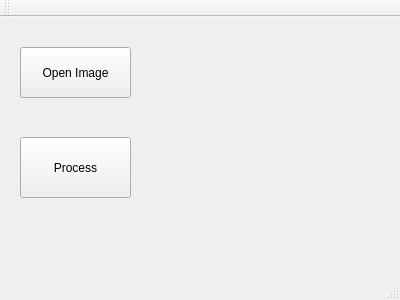
Before: the Qt Designer form CPP/mainwindow.ui in abondar24/OpenCV, drawn with Qt 5.
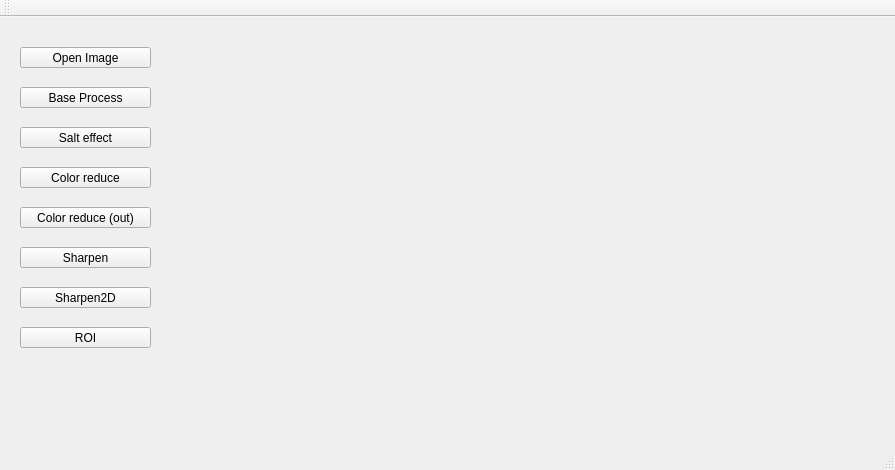
After: the same form once the commit is applied.

Commit message: pixel manipulations

What changed in the file:
```diff
--- a/CPP/mainwindow.ui
+++ b/CPP/mainwindow.ui
@@ -6,8 +6,8 @@
    <rect>
     <x>0</x>
     <y>0</y>
-    <width>400</width>
-    <height>300</height>
+    <width>895</width>
+    <height>470</height>
    </rect>
   </property>
   <property name="windowTitle">
@@ -19,8 +19,8 @@
      <rect>
       <x>20</x>
       <y>30</y>
-      <width>111</width>
-      <height>51</height>
+      <width>131</width>
+      <height>21</height>
      </rect>
     </property>
     <property name="text">
@@ -31,20 +31,20 @@
     <property name="geometry">
      <rect>
       <x>20</x>
-      <y>120</y>
-      <width>111</width>
-      <height>61</height>
+      <y>70</y>
+      <width>131</width>
+      <height>21</height>
      </rect>
     </property>
     <property name="text">
-     <string>Process</string>
+     <string>Base Process</string>
     </property>
    </widget>
    <widget class="QLabel" name="label">
     <property name="geometry">
      <rect>
-      <x>260</x>
-      <y>100</y>
+      <x>580</x>
+      <y>40</y>
       <width>67</width>
       <height>17</height>
      </rect>
@@ -53,6 +53,84 @@
      <string/>
     </property>
    </widget>
+   <widget class="QPushButton" name="pushButton_3">
+    <property name="geometry">
+     <rect>
+      <x>20</x>
+      <y>110</y>
+      <width>131</width>
+      <height>21</height>
+     </rect>
+    </property>
+    <property name="text">
+     <string>Salt effect</string>
+    </property>
+   </widget>
+   <widget class="QPushButton" name="pushButton_4">
+    <property name="geometry">
+     <rect>
+      <x>20</x>
+      <y>150</y>
+      <width>131</width>
+      <height>21</height>
+     </rect>
+    </property>
+    <property name="text">
+     <string>Color reduce</string>
+    </property>
+   </widget>
+   <widget class="QPushButton" name="pushButton_5">
+    <property name="geometry">
+     <rect>
+      <x>20</x>
+      <y>190</y>
+      <width>131</width>
+      <height>21</height>
+     </rect>
+    </property>
+    <property name="text">
+     <string>Color reduce (out)</string>
+    </property>
+   </widget>
+   <widget class="QPushButton" name="pushButton_6">
+    <property name="geometry">
+     <rect>
+      <x>20</x>
+      <y>230</y>
+      <width>131</width>
+      <height>21</height>
+     </rect>
+    </property>
+    <property name="text">
+     <string>Sharpen</string>
+    </property>
+   </widget>
+   <widget class="QPushButton" name="pushButton_7">
+    <property name="geometry">
+     <rect>
+      <x>20</x>
+      <y>270</y>
+      <width>131</width>
+      <height>21</height>
+     </rect>
+    </property>
+    <property name="text">
+     <string>Sharpen2D</string>
+    </property>
+   </widget>
+   <widget class="QPushButton" name="pushButton_8">
+    <property name="geometry">
+     <rect>
+      <x>20</x>
+      <y>310</y>
+      <width>131</width>
+      <height>21</height>
+     </rect>
+    </property>
+    <property name="text">
+     <string>ROI</string>
+    </property>
+   </widget>
   </widget>
   <widget class="QMenuBar" name="menuBar">
    <property name="geometry">
```
Left out of the diff: 2 changed lines with no effect on the pictures. The commit also changes 2 other files.
